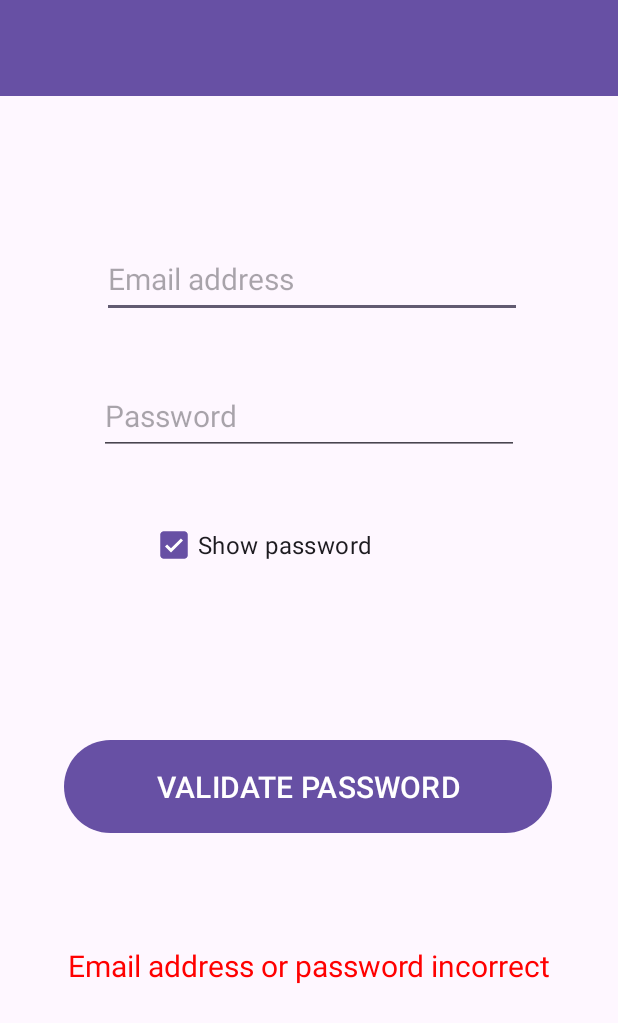
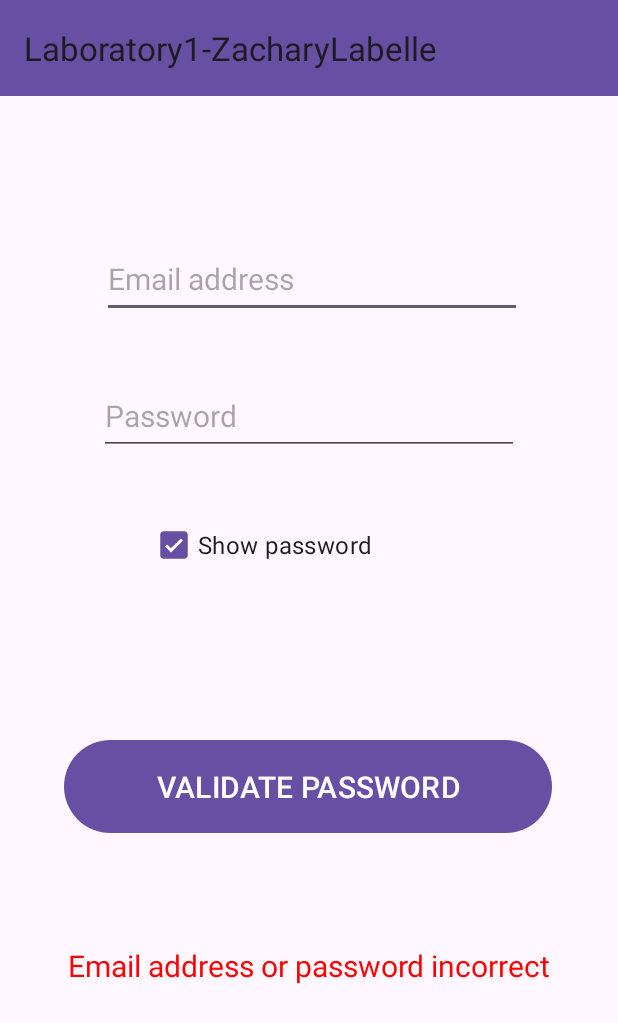
Before and after one commit to ApplicationMobile5J6/5j6-laboratoire1-Zac9742, an Android app: the screen it shows after launch (MainActivity), after a tap on "VALIDATE PASSWORD", on a phone screen of 412 x 824 dp. Shown: the top 1023 px of the screen. Run offline under Robolectric (Android 15) with nearby library versions, the phone set to English and light mode, and no system bars; 1 other tap on this screen came first.

```diff
--- a/app/src/main/java/com/example/laboratoire1/MainActivity.java
+++ b/app/src/main/java/com/example/laboratoire1/MainActivity.java
@@ -58,7 +58,7 @@ public class MainActivity extends AppCompatActivity {
         Pattern pattern;
         Matcher matcher;
 
-        final String PASSWORD_PATTERN = "^(?=.*[A-Z])(?=.*[a-z])(?=.*\\d)(?=.*[!@#$%^&*()\\-_+=]).{10,}$";
+        final String PASSWORD_PATTERN = "^(?=.*[A-Z])(?=.*[a-z])(?=.*\\d)(?=.*[@#$%&()\\[\\]{}_=<>+\\-!?*/|:;.,‘\"~^]).{10,}$";
 
         pattern = Pattern.compile(PASSWORD_PATTERN);
         matcher = pattern.matcher(password);
--- a/app/src/main/res/layout/activity_main.xml
+++ b/app/src/main/res/layout/activity_main.xml
@@ -27,7 +27,8 @@
         android:theme="?attr/actionBarTheme"
         app:layout_constraintEnd_toEndOf="parent"
         app:layout_constraintStart_toStartOf="parent"
-        app:layout_constraintTop_toTopOf="parent" />
+        app:layout_constraintTop_toTopOf="parent"
+        app:title="@string/app_name" />
 
     <EditText
         android:id="@+id/et_courriel"
--- a/app/src/main/res/values/strings.xml
+++ b/app/src/main/res/values/strings.xml
@@ -4,6 +4,6 @@
     <string name="et_mdp">Password</string>
     <string name="chk_afficher">Show password</string>
     <string name="btn_valider">VALIDATE PASSWORD</string>
-    <string name="tv_erreurCorrect">Email address or password correct</string>
+    <string name="tv_erreurCorrect">Email address and password correct</string>
     <string name="tv_erreurIncorrect">Email address or password incorrect</string>
 </resources>
```
Also changed, not shown: 1 other file.
